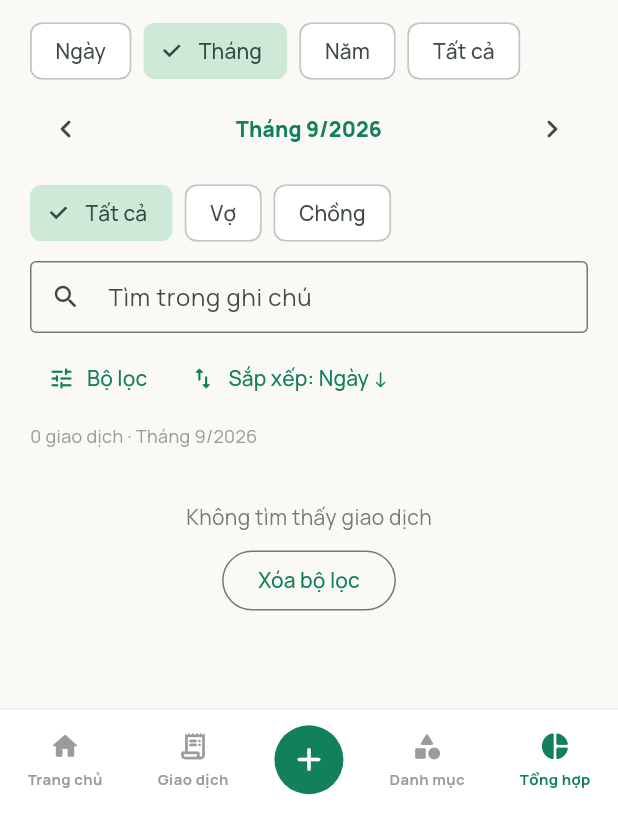
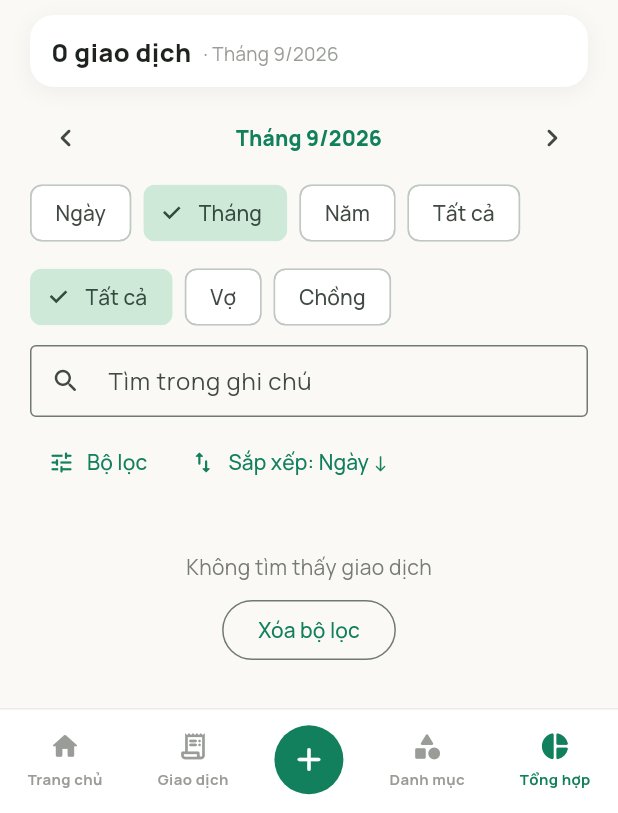
Before and after one commit to diennguyendhv/Vi-Nha-Minh, a Flutter app: the screen it shows after launch, item 5 of the bottom bar chosen, on a phone screen of 412 x 824 dp, the part 423-1236 px from its top. Run offline on Flutter 3.47's test engine with Material 3 defaults, Android fonts, the phone set to English and light mode, and no system bars; our stand-ins replace drift, flutter_riverpod, go_router, google_fonts, sqlite3_flutter_libs; accounts and stored records are empty; generated files the repository leaves out were written again.

Commit message:
feat(finance): reorder summary header and redesign result block
The result block ("N giao dịch · period" with separate Thu/Chi pills) now
sits directly under the "Giao dịch" title, and the "‹ Tháng 9/2026 ›"
period row is placed above the Day/Month/Year/All chips.

Co-Authored-By: Claude Sonnet 5 <noreply@anthropic.com>

```diff
--- a/lib/presentation/features/summary/summary_screen.dart
+++ b/lib/presentation/features/summary/summary_screen.dart
@@ -180,6 +180,12 @@ class _SummaryScreenState extends ConsumerState<SummaryScreen> {
               const SizedBox(height: 20),
               const _SectionTitle('Giao dịch'),
               const SizedBox(height: 10),
+              _ResultHeader(
+                key: const Key('summary_result_header'),
+                result: result,
+                selection: _time,
+              ),
+              const SizedBox(height: 10),
               _TimeBar(selection: _time, onChanged: _setTime),
               const SizedBox(height: 8),
               _MemberChips(
@@ -263,12 +269,6 @@ class _SummaryScreenState extends ConsumerState<SummaryScreen> {
                     () => _filter = _filter.withStatuses(ids, includeNone: none),
                   ),
                 ),
-              const SizedBox(height: 6),
-              _ResultHeader(
-                key: const Key('summary_result_header'),
-                result: result,
-                selection: _time,
-              ),
               const SizedBox(height: 4),
             ]),
           ),
@@ -533,18 +533,7 @@ class _TimeBar extends StatelessWidget {
     return Column(
       crossAxisAlignment: CrossAxisAlignment.start,
       children: [
-        // Xuống dòng thay vì cuộn ngang: mọi kiểu thời gian (kể cả "Tất cả")
-        // luôn nhìn thấy, không phải đoán là có thể vuốt.
-        Wrap(
-          runSpacing: 6,
-          children: [
-            chip('day', 'Ngày', TimeKind.day),
-            chip('month', 'Tháng', TimeKind.month),
-            chip('year', 'Năm', TimeKind.year),
-            chip('all', 'Tất cả', TimeKind.all),
-          ],
-        ),
-        const SizedBox(height: 4),
+        // Kỳ đang xem (‹ Tháng 9/2026 ›) nằm TRÊN hàng chọn kiểu thời gian.
         Row(
           children: [
             if (navigable)
@@ -574,13 +563,23 @@ class _TimeBar extends StatelessWidget {
               ),
           ],
         ),
+        const SizedBox(height: 2),
+        // Xuống dòng thay vì cuộn ngang: mọi kiểu thời gian (kể cả "Tất cả")
+        // luôn nhìn thấy, không phải đoán là có thể vuốt.
+        Wrap(
+          runSpacing: 6,
+          children: [
+            chip('day', 'Ngày', TimeKind.day),
+            chip('month', 'Tháng', TimeKind.month),
+            chip('year', 'Năm', TimeKind.year),
+            chip('all', 'Tất cả', TimeKind.all),
+          ],
+        ),
       ],
     );
   }
 }
 
-/// Các bộ lọc đang bật, mỗi cái có nút [x] để bỏ RIÊNG nó — hiện cả khi kết quả
-/// rỗng để người dùng thấy lựa chọn của mình, không bị "tự nới" bộ lọc.
 class _ActiveChips extends StatelessWidget {
   const _ActiveChips({
     required this.filter,
@@ -965,6 +964,9 @@ class _SortSheet extends StatelessWidget {
   }
 }
 
+/// Khối tổng kết của tập đang xem, ngay dưới tiêu đề "Giao dịch": "76 giao dịch"
+/// + kỳ đang xem, và Thu / Chi của CHÍNH tập đã lọc (2 ô riêng, không gộp thành
+/// 1 con số Net mơ hồ; Chuyển không tính vào Thu/Chi).
 class _ResultHeader extends StatelessWidget {
   const _ResultHeader({super.key, required this.result, required this.selection});
 
@@ -973,23 +975,94 @@ class _ResultHeader extends StatelessWidget {
 
   @override
   Widget build(BuildContext context) {
-    final parts = <String>[
-      if (result.inflow > 0) 'Thu ${Formatters.amount(result.inflow)}',
-      if (result.outflow > 0) 'Chi ${Formatters.amount(result.outflow)}',
+    Widget pill({
+      required Key key,
+      required String text,
+      required IconData icon,
+      required Color color,
+    }) {
+      return Container(
+        key: key,
+        padding: const EdgeInsets.symmetric(horizontal: 10, vertical: 6),
+        decoration: BoxDecoration(
+          color: color.withValues(alpha: 0.10),
+          borderRadius: BorderRadius.circular(12),
+        ),
+        child: Row(
+          mainAxisSize: MainAxisSize.min,
+          children: [
+            Icon(icon, size: 16, color: color),
+            const SizedBox(width: 6),
+            Flexible(
+              child: Text(
+                text,
+                overflow: TextOverflow.ellipsis,
+                style: TextStyle(
+                  fontSize: 13.5,
+                  fontWeight: FontWeight.w800,
+                  color: color,
+                ),
+              ),
+            ),
+          ],
+        ),
+      );
+    }
+
+    final pills = <Widget>[
+      if (result.inflow > 0)
+        pill(
+          key: const Key('summary_result_inflow'),
+          text: 'Thu ${Formatters.amount(result.inflow)}',
+          icon: Icons.south_west_rounded,
+          color: AppColors.accent,
+        ),
+      if (result.outflow > 0)
+        pill(
+          key: const Key('summary_result_outflow'),
+          text: 'Chi ${Formatters.amount(result.outflow)}',
+          icon: Icons.north_east_rounded,
+          color: AppColors.expenseAmount,
+        ),
     ];
-    return Column(
-      crossAxisAlignment: CrossAxisAlignment.start,
-      children: [
-        Text(
-          '${result.count} giao dịch · ${timeSelectionLabel(selection)}',
-          style: const TextStyle(fontSize: 12, color: AppColors.textMuted),
-        ),
-        if (parts.isNotEmpty)
-          Text(
-            parts.join('   ·   '),
-            style: const TextStyle(fontSize: 13.5, fontWeight: FontWeight.w800),
+
+    return Container(
+      width: double.infinity,
+      padding: const EdgeInsets.fromLTRB(14, 12, 14, 12),
+      decoration: _cardDecoration(),
+      child: Column(
+        crossAxisAlignment: CrossAxisAlignment.start,
+        children: [
+          Row(
+            crossAxisAlignment: CrossAxisAlignment.baseline,
+            textBaseline: TextBaseline.alphabetic,
+            children: [
+              Text(
+                '${result.count} giao dịch',
+                style: const TextStyle(
+                  fontSize: 17,
+                  fontWeight: FontWeight.w800,
+                ),
+              ),
+              const SizedBox(width: 8),
+              Flexible(
+                child: Text(
+                  '· ${timeSelectionLabel(selection)}',
+                  overflow: TextOverflow.ellipsis,
+                  style: const TextStyle(
+                    fontSize: 12.5,
+                    color: AppColors.textMuted,
+                  ),
+                ),
+              ),
+            ],
           ),
-      ],
+          if (pills.isNotEmpty) ...[
+            const SizedBox(height: 10),
+            Wrap(spacing: 8, runSpacing: 6, children: pills),
+          ],
+        ],
+      ),
     );
   }
 }
```
Also changed, not shown: 1 other file.
